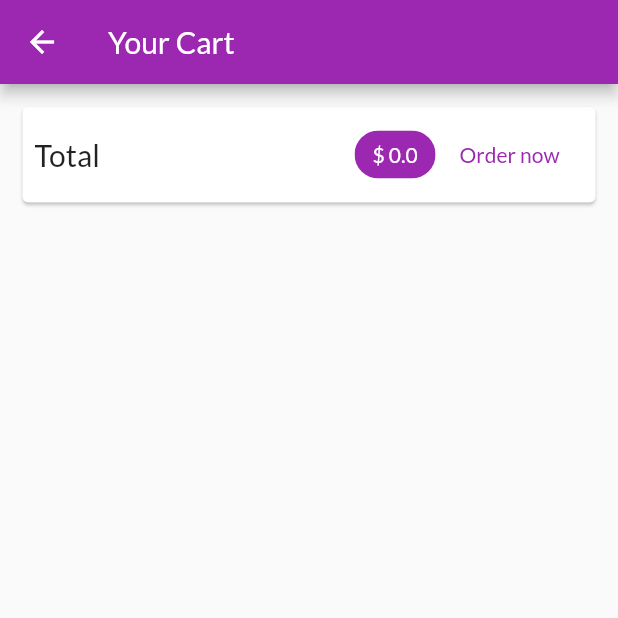
After one commit to abhisheksudhir/shop_app, a Flutter app: the CartScreen screen opened by its route, on a phone screen of 412 x 824 dp, the top half of it. The commit adds this screen. Run offline on Flutter 3.47's test engine with Material 2 defaults, Android fonts, the phone set to English and light mode, and no system bars; network calls fail.

Commit message:
working on the shopping cart and displaying a total

```diff
--- a/lib/main.dart
+++ b/lib/main.dart
@@ -1,6 +1,7 @@
 import 'package:flutter/material.dart';
 import 'package:provider/provider.dart';
 
+import './screens/cart_screen.dart';
 import './screens/products_overview_screen.dart';
 import './screens/product_detail_screen.dart';
 import './providers/products.dart';
@@ -30,6 +31,7 @@ class MyApp extends StatelessWidget {
         home: ProductsOverviewScreen(),
         routes: {
           ProductDetailScreen.routeName: (ctx) => ProductDetailScreen(),
+          CartScreen.routeName: (ctx) => CartScreen(),
         },
       ),
     );
--- a/lib/providers/cart.dart
+++ b/lib/providers/cart.dart
@@ -23,6 +23,14 @@ class Cart with ChangeNotifier {
 
   int get itemCount {
     return _items.length;
+  }
+
+  double get totalAmount {
+    var total = 0.0;
+    _items.forEach((key, cartItem) {
+      total += cartItem.price * cartItem.quantity;
+    });
+    return total;
   }
 
   void addItem(
--- /dev/null
+++ b/lib/screens/cart_screen.dart
@@ -0,0 +1,57 @@
+import 'package:flutter/material.dart';
+import 'package:provider/provider.dart';
+
+import '../providers/cart.dart';
+
+class CartScreen extends StatelessWidget {
+  static const routeName = '/cart';
+
+  @override
+  Widget build(BuildContext context) {
+    final cart = Provider.of<Cart>(
+      context,
+    );
+    return Scaffold(
+      appBar: AppBar(
+        title: Text('Your Cart'),
+      ),
+      body: Column(
+        children: <Widget>[
+          Card(
+            margin: EdgeInsets.all(15),
+            child: Padding(
+              padding: EdgeInsets.all(8),
+              child: Row(
+                mainAxisAlignment: MainAxisAlignment.spaceBetween,
+                children: <Widget>[
+                  Text(
+                    'Total',
+                    style: TextStyle(
+                      fontSize: 20,
+                    ),
+                  ),
+                  Spacer(),
+                  Chip(
+                    label: Text(
+                      '\$ ${cart.totalAmount}',
+                      style: TextStyle(
+                        color:
+                            Theme.of(context).primaryTextTheme.headline6.color,
+                      ),
+                    ),
+                    backgroundColor: Theme.of(context).primaryColor,
+                  ),
+                  FlatButton(
+                    onPressed: () {},
+                    child: Text('Order now'),
+                    textColor: Theme.of(context).primaryColor,
+                  ),
+                ],
+              ),
+            ),
+          ),
+        ],
+      ),
+    );
+  }
+}
--- a/lib/screens/products_overview_screen.dart
+++ b/lib/screens/products_overview_screen.dart
@@ -5,6 +5,7 @@ import '../providers/products.dart';
 import '../providers/cart.dart';
 import '../widgets/products_grid.dart';
 import '../widgets/badge.dart';
+import './cart_screen.dart';
 
 enum FilterOptions {
   Favorites,
@@ -70,7 +71,9 @@ class _ProductsOverviewScreenState extends State<ProductsOverviewScreen> {
               icon: Icon(
                 Icons.shopping_cart,
               ),
-              onPressed: () {},
+              onPressed: () {
+                Navigator.of(context).pushNamed(CartScreen.routeName);
+              },
             ),
           ),
         ],
```
